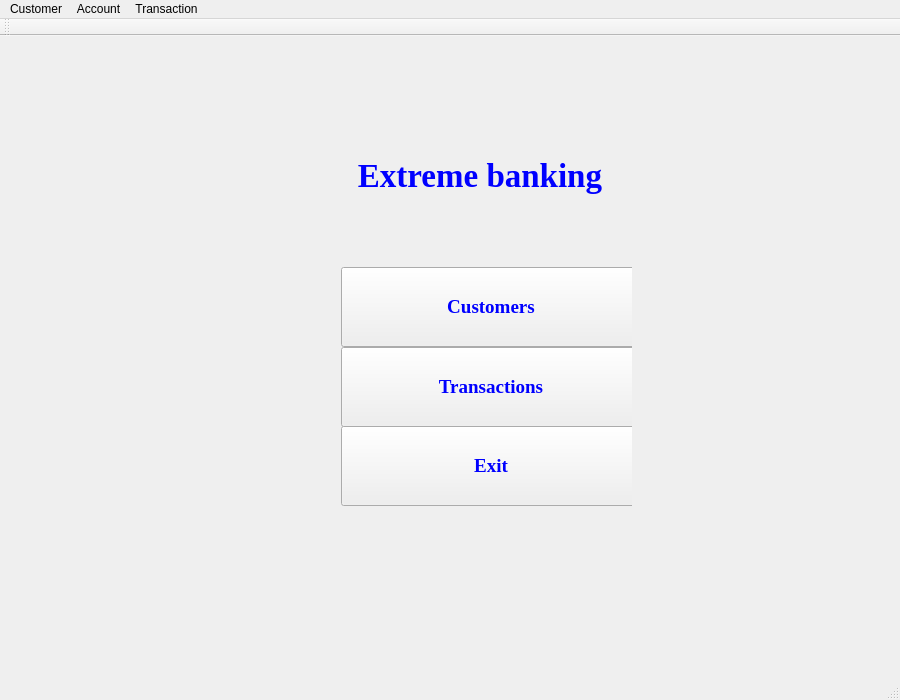
Above: mainwindow.ui from jonathansaetre/BankSystem before the change. Below: the same form after it.
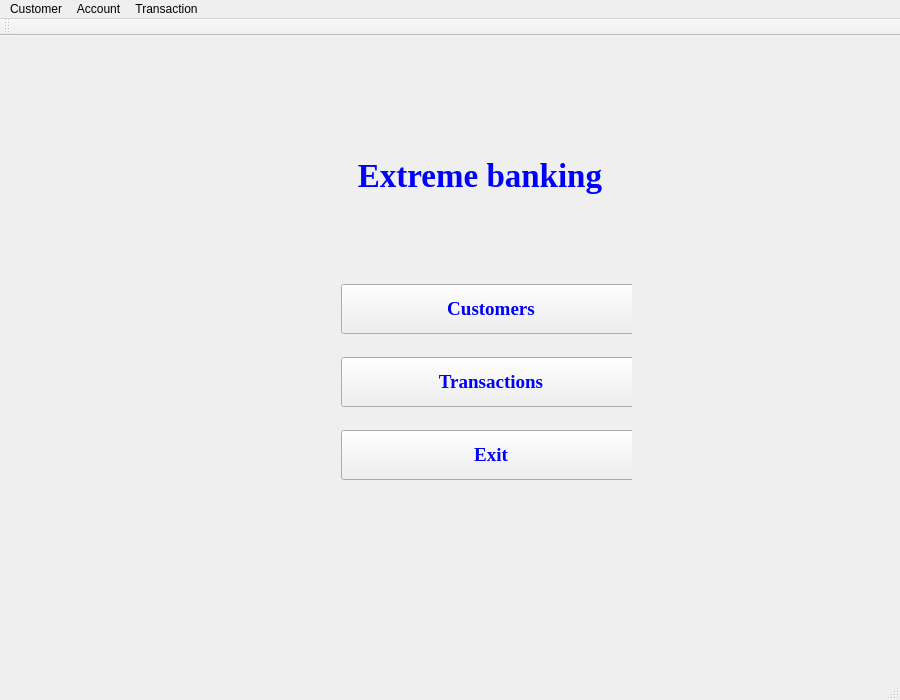
That is the form after the change.

```diff
--- a/mainwindow.ui
+++ b/mainwindow.ui
@@ -82,13 +82,13 @@
        <property name="minimumSize">
         <size>
          <width>300</width>
-         <height>80</height>
+         <height>50</height>
         </size>
        </property>
        <property name="maximumSize">
         <size>
-         <width>300</width>
-         <height>80</height>
+         <width>295</width>
+         <height>50</height>
         </size>
        </property>
        <property name="font">
@@ -105,6 +105,12 @@
        <property name="text">
         <string>Customers</string>
        </property>
+       <property name="autoDefault">
+        <bool>false</bool>
+       </property>
+       <property name="flat">
+        <bool>false</bool>
+       </property>
       </widget>
      </item>
      <item>
@@ -112,13 +118,13 @@
        <property name="minimumSize">
         <size>
          <width>300</width>
-         <height>80</height>
+         <height>50</height>
         </size>
        </property>
        <property name="maximumSize">
         <size>
-         <width>300</width>
-         <height>80</height>
+         <width>295</width>
+         <height>50</height>
         </size>
        </property>
        <property name="font">
@@ -135,6 +141,12 @@
        <property name="text">
         <string>Transactions</string>
        </property>
+       <property name="autoDefault">
+        <bool>false</bool>
+       </property>
+       <property name="flat">
+        <bool>false</bool>
+       </property>
       </widget>
      </item>
      <item>
@@ -142,13 +154,13 @@
        <property name="minimumSize">
         <size>
          <width>300</width>
-         <height>80</height>
+         <height>50</height>
         </size>
        </property>
        <property name="maximumSize">
         <size>
-         <width>300</width>
-         <height>80</height>
+         <width>295</width>
+         <height>50</height>
         </size>
        </property>
        <property name="font">
@@ -165,6 +177,12 @@
        <property name="text">
         <string>Exit</string>
        </property>
+       <property name="autoDefault">
+        <bool>false</bool>
+       </property>
+       <property name="flat">
+        <bool>false</bool>
+       </property>
       </widget>
      </item>
     </layout>
```
